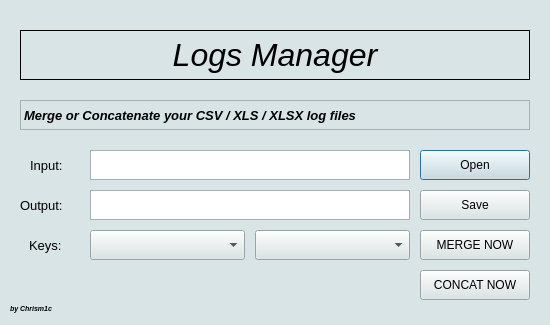
The window that src/gui_design.ui (Chrism1c/Logs-Manager) describes before a commit, drawn with Qt 5.
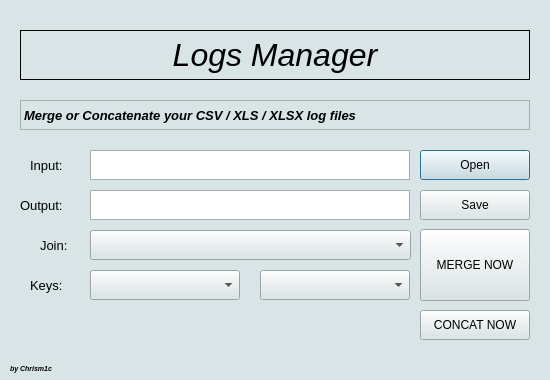
The same window after the commit.

Commit message: Aggiunto Multi join e batch files

The edit to the form file:
```diff
--- a/src/gui_design.ui
+++ b/src/gui_design.ui
@@ -13,11 +13,11 @@
     <x>0</x>
     <y>0</y>
     <width>550</width>
-    <height>325</height>
+    <height>380</height>
    </rect>
   </property>
   <property name="sizePolicy">
-   <sizepolicy hsizetype="Fixed" vsizetype="Fixed">
+   <sizepolicy hsizetype="Maximum" vsizetype="Maximum">
     <horstretch>0</horstretch>
     <verstretch>0</verstretch>
    </sizepolicy>
@@ -25,13 +25,13 @@
   <property name="minimumSize">
    <size>
     <width>550</width>
-    <height>325</height>
+    <height>380</height>
    </size>
   </property>
   <property name="maximumSize">
    <size>
     <width>550</width>
-    <height>325</height>
+    <height>380</height>
    </size>
   </property>
   <property name="palette">
@@ -528,7 +528,7 @@
    <property name="geometry">
     <rect>
      <x>420</x>
-     <y>270</y>
+     <y>310</y>
      <width>110</width>
      <height>30</height>
     </rect>
@@ -541,9 +541,9 @@
    <property name="geometry">
     <rect>
      <x>420</x>
-     <y>230</y>
+     <y>229</y>
      <width>110</width>
-     <height>30</height>
+     <height>72</height>
     </rect>
    </property>
    <property name="text">
@@ -611,9 +611,9 @@
   <widget class="QLabel" name="Key_label">
    <property name="geometry">
     <rect>
-     <x>29</x>
-     <y>230</y>
-     <width>41</width>
+     <x>30</x>
+     <y>270</y>
+     <width>61</width>
      <height>30</height>
     </rect>
    </property>
@@ -681,9 +681,9 @@
   <widget class="QComboBox" name="comboBox_rightKey">
    <property name="geometry">
     <rect>
-     <x>255</x>
-     <y>230</y>
-     <width>155</width>
+     <x>260</x>
+     <y>270</y>
+     <width>150</width>
      <height>30</height>
     </rect>
    </property>
@@ -692,8 +692,8 @@
    <property name="geometry">
     <rect>
      <x>90</x>
-     <y>230</y>
-     <width>155</width>
+     <y>270</y>
+     <width>150</width>
      <height>30</height>
     </rect>
    </property>
@@ -705,38 +705,8 @@
    <property name="geometry">
     <rect>
      <x>90</x>
-     <y>270</y>
-     <width>155</width>
-     <height>30</height>
-    </rect>
-   </property>
-   <property name="font">
-    <font>
-     <pointsize>10</pointsize>
-    </font>
-   </property>
-   <property name="frameShape">
-    <enum>QFrame::NoFrame</enum>
-   </property>
-   <property name="text">
-    <string/>
-   </property>
-   <property name="scaledContents">
-    <bool>false</bool>
-   </property>
-   <property name="alignment">
-    <set>Qt::AlignCenter</set>
-   </property>
-   <property name="buddy">
-    <cstring>text_merge</cstring>
-   </property>
-  </widget>
-  <widget class="QLabel" name="Console_concat">
-   <property name="geometry">
-    <rect>
-     <x>255</x>
-     <y>270</y>
-     <width>155</width>
+     <y>310</y>
+     <width>320</width>
      <height>30</height>
     </rect>
    </property>
@@ -762,7 +732,7 @@
    <property name="geometry">
     <rect>
      <x>10</x>
-     <y>300</y>
+     <y>360</y>
      <width>91</width>
      <height>16</height>
     </rect>
@@ -783,6 +753,43 @@
     <string>by Chrism1c</string>
    </property>
   </widget>
+  <widget class="QComboBox" name="comboBox_mergeType">
+   <property name="geometry">
+    <rect>
+     <x>90</x>
+     <y>230</y>
+     <width>321</width>
+     <height>30</height>
+    </rect>
+   </property>
+   <property name="sizePolicy">
+    <sizepolicy hsizetype="Preferred" vsizetype="Fixed">
+     <horstretch>0</horstretch>
+     <verstretch>0</verstretch>
+    </sizepolicy>
+   </property>
+   <property name="currentIndex">
+    <number>-1</number>
+   </property>
+  </widget>
+  <widget class="QLabel" name="Merge_label_2">
+   <property name="geometry">
+    <rect>
+     <x>40</x>
+     <y>230</y>
+     <width>51</width>
+     <height>30</height>
+    </rect>
+   </property>
+   <property name="font">
+    <font>
+     <pointsize>10</pointsize>
+    </font>
+   </property>
+   <property name="text">
+    <string>Join:</string>
+   </property>
+  </widget>
   <zorder>Logo</zorder>
   <zorder>text_merge</zorder>
   <zorder>Merge</zorder>
```
Left out of the diff: 7 changed lines with no effect on the pictures. The commit also changes 8 other files.
